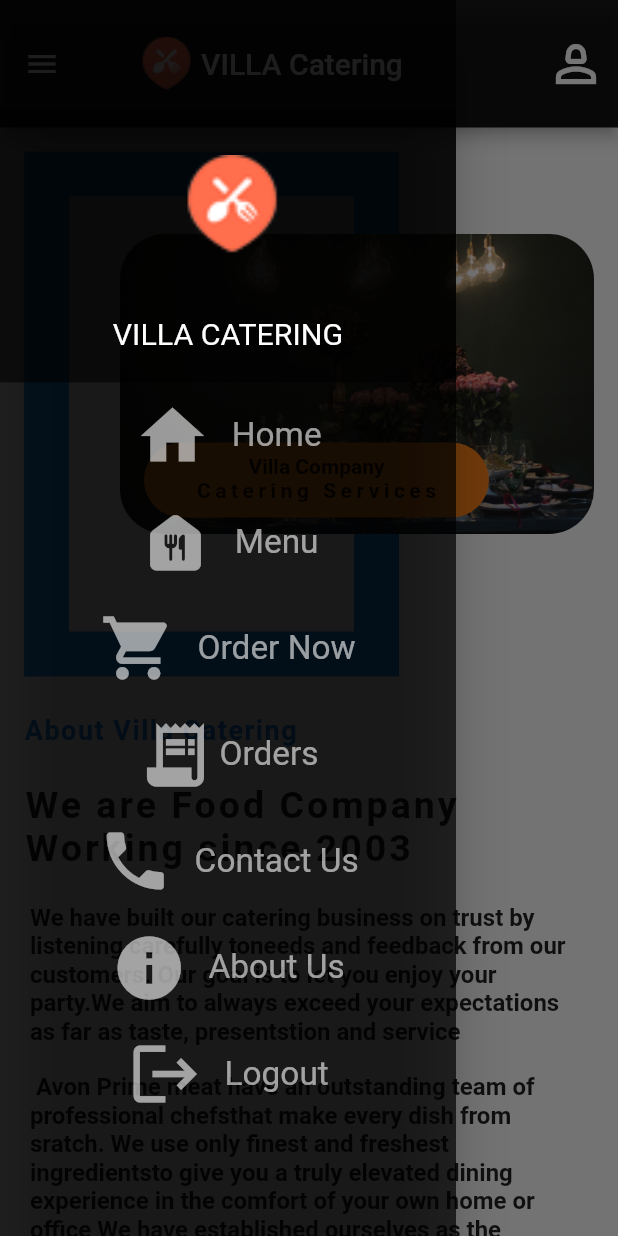
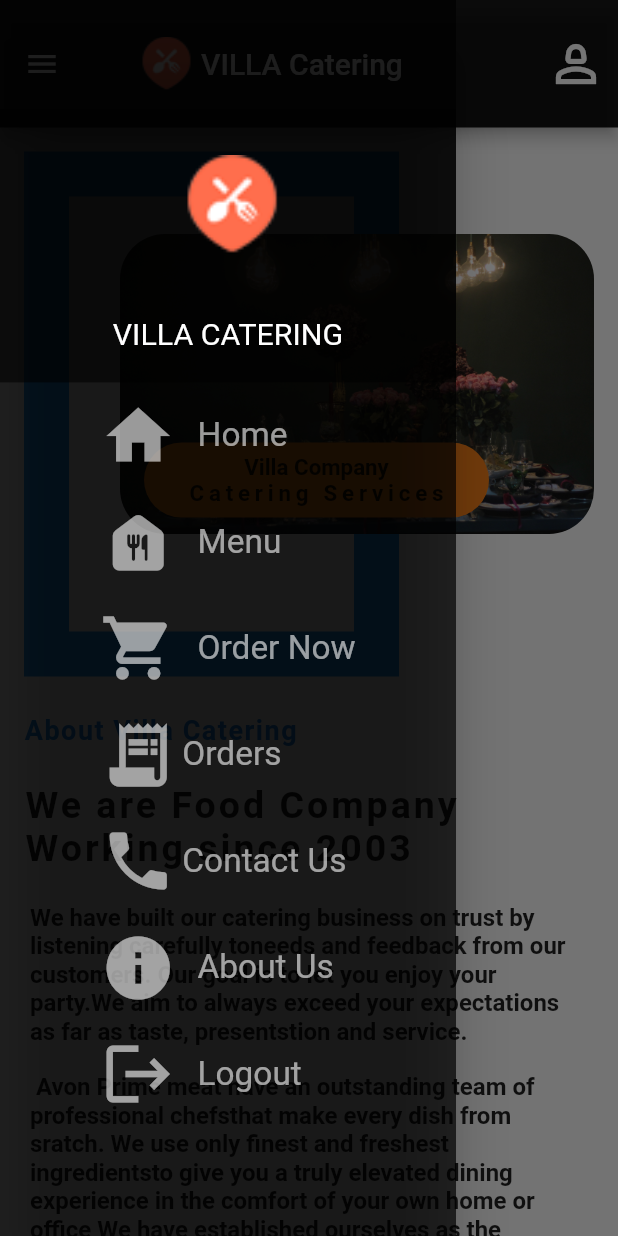
Before and after one commit to dnspascal/catering-app, a Flutter app: the AboutUs screen opened directly, with the side drawer open, on a phone screen of 412 x 824 dp. Run offline on Flutter 3.47's test engine with Material 2 defaults, Android fonts, the light colour scheme and no system bars.

Commit message:
6th june commit

```diff
--- a/lib/app.dart
+++ b/lib/app.dart
@@ -1,9 +1,5 @@
-import 'package:catering_app/pages/about_us.dart';
-import 'package:catering_app/pages/location.dart';
 import 'package:flutter/material.dart';
 import 'package:catering_app/pages/home_page.dart';
-import 'package:catering_app/pages/login.dart';
-
 
 class Catering extends StatelessWidget {
   const Catering({super.key});
@@ -13,7 +9,7 @@ class Catering extends StatelessWidget {
     return const MaterialApp(
       debugShowCheckedModeBanner: false,
       title: 'Catering',
-      home:HomePage() ,
+      home: HomePage(),
     );
   }
 }
--- a/lib/customizable_widgets/MyDrawer.dart
+++ b/lib/customizable_widgets/MyDrawer.dart
@@ -1,7 +1,7 @@
 import 'package:catering_app/pages/about_us.dart';
 import 'package:catering_app/pages/home_page.dart';
 import 'package:catering_app/pages/menu_page.dart';
-import 'package:catering_app/pages/payment.dart';
+
 import 'package:flutter/material.dart';
 import 'package:catering_app/pages/registration.dart';
 
@@ -37,10 +37,15 @@ class MyDrawer extends StatelessWidget {
                     ],
                   ),
                 ),
+                Column(
+                  crossAxisAlignment: CrossAxisAlignment.start,
+                  children: [
                     InkWell(
                       onTap: () {
-                    Navigator.push(context,
-                        MaterialPageRoute(builder: (_) => const HomePage()));
+                        Navigator.push(
+                            context,
+                            MaterialPageRoute(
+                                builder: (_) => const HomePage()));
                       },
                       child: Padding(
                         padding: const EdgeInsets.all(10.0),
@@ -66,8 +71,10 @@ class MyDrawer extends StatelessWidget {
                     ),
                     InkWell(
                       onTap: () {
-                    Navigator.push(context,
-                        MaterialPageRoute(builder: (_) => const MenuPage()));
+                        Navigator.push(
+                            context,
+                            MaterialPageRoute(
+                                builder: (_) => const MenuPage()));
                       },
                       child: Padding(
                         padding: const EdgeInsets.all(10.0),
@@ -112,21 +119,20 @@ class MyDrawer extends StatelessWidget {
                               child: Text(
                                 "Order Now",
                                 style: TextStyle(
-                                fontSize: 22,
+                                    fontSize: 22.0,
                                     color: Colors.white.withOpacity(0.6)),
                               ),
-                        )
+                            ),
                           ],
                         ),
                       ),
                     ),
-
-
-
                     InkWell(
                       onTap: () {
-                    Navigator.push(context,
-                        MaterialPageRoute(builder: (_) => const HomePage()));
+                        Navigator.push(
+                            context,
+                            MaterialPageRoute(
+                                builder: (_) => const HomePage()));
                       },
                       child: Padding(
                         padding: const EdgeInsets.all(10.0),
@@ -165,7 +171,7 @@ class MyDrawer extends StatelessWidget {
                               color: Colors.white.withOpacity(0.6),
                             ),
                             Container(
-                          margin: const EdgeInsets.fromLTRB(14.0, 0, 0, 0),
+                              margin: const EdgeInsets.fromLTRB(4.0, 0, 0, 0),
                               child: Text(
                                 "Contact Us",
                                 style: TextStyle(
@@ -227,6 +233,8 @@ class MyDrawer extends StatelessWidget {
                     ),
                   ],
                 ),
+              ],
+            ),
           ),
         ));
   }
--- a/lib/main.dart
+++ b/lib/main.dart
@@ -1,5 +1,5 @@
 import 'package:flutter/material.dart';
 import 'package:catering_app/app.dart';
-import 'package:catering_app/pages/home_page.dart';
+
 
 void main() => runApp(const Catering());
--- a/lib/pages/about_us.dart
+++ b/lib/pages/about_us.dart
@@ -16,7 +16,8 @@ class AboutUs extends StatelessWidget {
             child: Column(
               crossAxisAlignment: CrossAxisAlignment.start,
               children: [
-                Stack(
+                Center(
+                  child: Stack(
                     children: [
                       Container(
                         width: 250,
@@ -52,8 +53,9 @@ class AboutUs extends StatelessWidget {
                                 color: Colors.yellow[900],
                                 borderRadius: const BorderRadius.all(
                                     Radius.circular(30.0))),
-                          child:  Column(
-                            children: const [
+                            child: const FittedBox(
+                              child: Column(
+                                children: [
                                   Text('Villa Company',
                                       style:
                                           TextStyle(fontWeight: FontWeight.bold)),
@@ -62,11 +64,13 @@ class AboutUs extends StatelessWidget {
                                           letterSpacing: 3.0,
                                           fontWeight: FontWeight.bold))
                                 ],
+                              ),
                             )),
                       ),
                     ],
                   ),
-               const  SizedBox(
+                ),
+                const SizedBox(
                   height: 25.0,
                 ),
                 Text(
@@ -96,9 +100,9 @@ class AboutUs extends StatelessWidget {
                   child: Text(
                       "We have built our catering business on trust by listening carefully to"
                       "needs and feedback from our customers. Our goal is to let you enjoy your party."
-                      "We aim to always exceed your expectations as far as taste, presentstion and service ",
-                      style:
-                          TextStyle(fontWeight: FontWeight.bold, fontSize: 16.0)),
+                      "We aim to always exceed your expectations as far as taste, presentstion and service.",
+                      style: TextStyle(
+                          fontWeight: FontWeight.bold, fontSize: 16.0)),
                 ),
                 const SizedBox(
                   height: 10.0,
@@ -109,11 +113,12 @@ class AboutUs extends StatelessWidget {
                       " Avon Prime meat have an outstanding team of professional chefs"
                       "that make every dish from sratch. We use only finest and freshest ingredients"
                       "to give you a truly elevated dining experience in the comfort of your own home or office"
-                      " We have established ourselves as the farmington valley's  Butcher , Grocer and Caterer",
-                       style:
-                          TextStyle(fontWeight: FontWeight.bold, fontSize: 16.0)),
+                      " We have established ourselves as the farmington valley's  Butcher , Grocer and Caterer.",
+                      style: TextStyle(
+                          fontWeight: FontWeight.bold, fontSize: 16.0)),
                 ),
-              ],            ),
+              ],
+            ),
           ),
         ));
   }
--- a/lib/pages/login.dart
+++ b/lib/pages/login.dart
@@ -1,4 +1,4 @@
-import 'package:catering_app/pages/home_page.dart';
+
 import 'package:catering_app/pages/registration.dart';
 import "package:flutter/material.dart";
 import 'package:catering_app/customizable_widgets/MyAppBar.dart';
--- a/lib/pages/order_page.dart
+++ b/lib/pages/order_page.dart
@@ -5,7 +5,6 @@ import 'package:flutter/material.dart';
 import 'package:catering_app/customizable_widgets/MyAppBar.dart';
 import 'package:catering_app/customizable_widgets/MyDrawer.dart';
 
-import '../customizable_widgets/MyMenu.dart';
 
 class OrderPage extends StatelessWidget {
   const OrderPage({super.key});
--- a/lib/pages/order_page2.dart
+++ b/lib/pages/order_page2.dart
@@ -1,12 +1,12 @@
 import 'package:catering_app/pages/home_page.dart';
-import 'package:catering_app/pages/order_page.dart';
+
 import 'package:catering_app/pages/order_page3.dart';
 import 'package:flutter/material.dart';
 
 import 'package:catering_app/customizable_widgets/MyAppBar.dart';
 import 'package:catering_app/customizable_widgets/MyDrawer.dart';
 
-import '../customizable_widgets/MyMenu.dart';
+
 
 class OrderPage2 extends StatelessWidget {
   const OrderPage2({super.key});
--- a/lib/pages/order_page3.dart
+++ b/lib/pages/order_page3.dart
@@ -1,7 +1,7 @@
 import 'package:catering_app/pages/home_page.dart';
 import 'package:catering_app/pages/order_page4.dart';
 
-import 'package:catering_app/pages/payment.dart';
+
 import 'package:flutter/material.dart';
 
 import 'package:catering_app/customizable_widgets/MyAppBar.dart';
--- a/lib/pages/order_page4.dart
+++ b/lib/pages/order_page4.dart
@@ -1,4 +1,4 @@
-import 'package:catering_app/pages/home_page.dart';
+
 import 'package:catering_app/pages/payment.dart';
 import 'package:flutter/material.dart';
 
```
Lines whose indentation alone changed are shown as unchanged.
